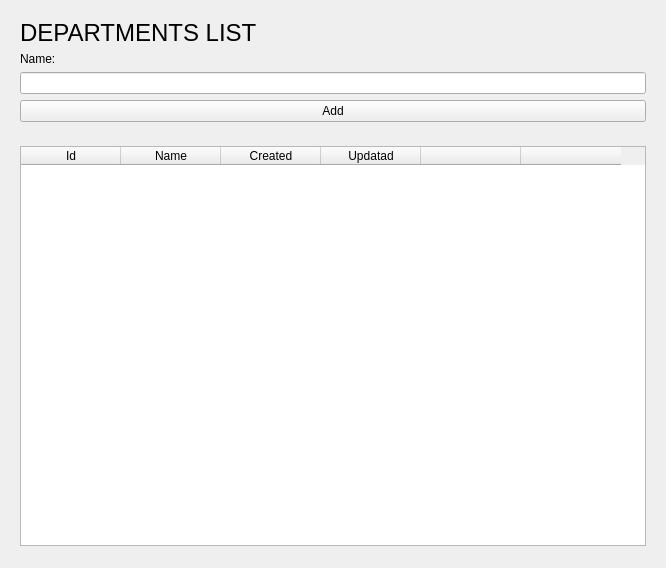
Old version of the form views/department.ui in the repository Nodees/sale.
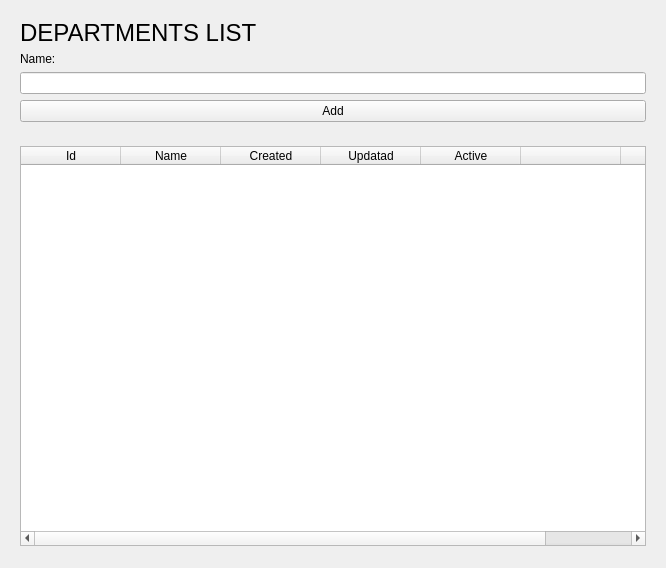
New version of the form.

```diff
--- a/views/department.ui
+++ b/views/department.ui
@@ -113,6 +113,14 @@
           <set>AlignCenter</set>
          </property>
         </column>
+        <column>
+         <property name="text">
+          <string>Active</string>
+         </property>
+         <property name="textAlignment">
+          <set>AlignCenter</set>
+         </property>
+        </column>
         <column>
          <property name="text">
           <string/>
```
Left out of the diff: 2 changed lines with no effect on the pictures.
